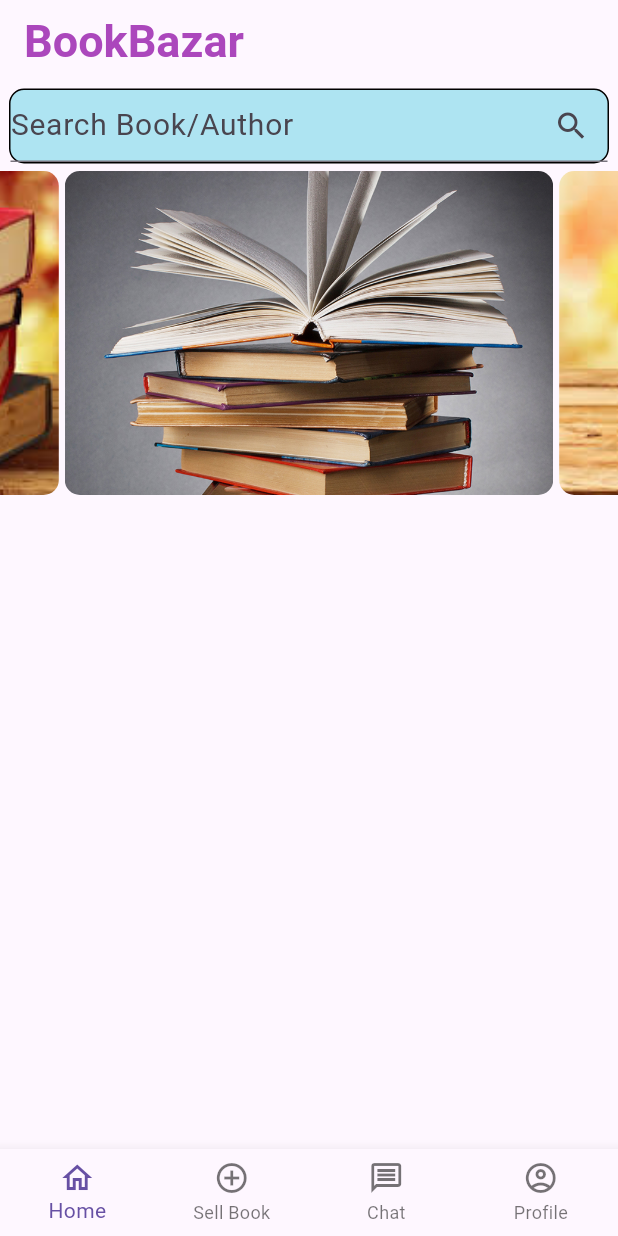
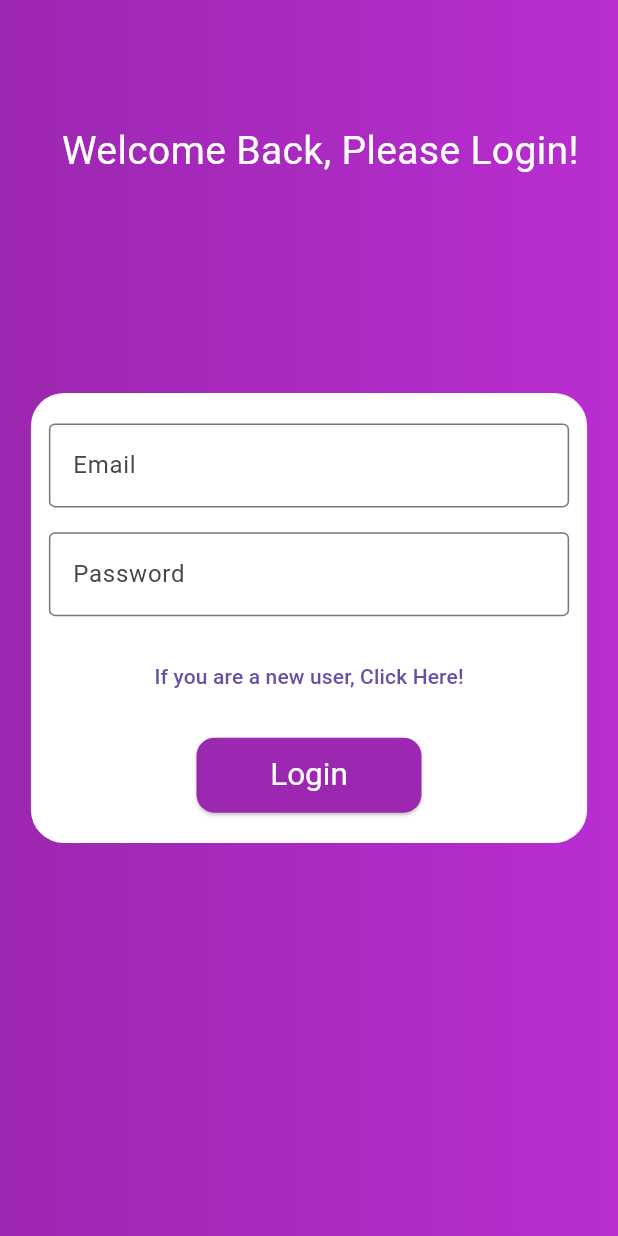
Before and after one commit to debab007/BookBazar, a Flutter app: the screen it shows after launch, on a phone screen of 412 x 824 dp. Run offline on Flutter 3.47's test engine with Material 3 defaults, Android fonts, the phone set to English and light mode, and no system bars; drawn by our look-alikes of carousel_slider; our stand-ins replace cached_network_image, font_awesome_flutter, google_fonts, image_picker, shared_preferences, transparent_image; Roboto replaces fonts that are missing (Acme).

Commit message:
DetailsScreen and UserLogin

```diff
--- /dev/null
+++ b/devtools_options.yaml
@@ -0,0 +1,3 @@
+description: This file stores settings for Dart & Flutter DevTools.
+documentation: https://docs.flutter.dev/tools/devtools/extensions#configure-extension-enablement-states
+extensions:
--- a/lib/main.dart
+++ b/lib/main.dart
@@ -1,18 +1,44 @@
-import 'package:bookbazaar/screens/home_screen.dart';
+import 'package:bookbazaar/screens/login_screen.dart';
 import 'package:bookbazaar/screens/tab_screen.dart';
+import 'package:bookbazaar/services/shared_pref_service.dart';
 import 'package:flutter/material.dart';
 
-
 void main() {
-
   runApp(App());
 }
 
-class App extends StatelessWidget {
+class App extends StatefulWidget {
   const App({super.key});
 
   @override
+  State<App> createState() => _AppState();
+}
+
+class _AppState extends State<App> {
+
+  Widget _mainContent = TabScreen();
+
+  @override
+  void initState() {
+    super.initState();
+    isLoggedIn(); // Only called once here
+  }
+
+  void isLoggedIn() async {
+
+    bool status = await PreferenceHelper.isLoggedIn();
+
+    setState(() {
+      if (status == true) {
+        _mainContent = TabScreen();
+      } else {
+        _mainContent = LoginScreen(isLoggedIn);
+      }
+    });
+  }
+
+  @override
   Widget build(BuildContext context) {
-    return MaterialApp(debugShowCheckedModeBanner: false, home: TabScreen());
+    return MaterialApp(debugShowCheckedModeBanner: false, home: _mainContent);
   }
 }
--- /dev/null
+++ b/lib/screens/login_screen.dart
@@ -0,0 +1,126 @@
+import 'package:bookbazaar/screens/singup_screen.dart';
+import 'package:bookbazaar/services/userapi_servcie.dart';
+import 'package:flutter/material.dart';
+import 'package:bookbazaar/services/shared_pref_service.dart';
+import 'package:google_fonts/google_fonts.dart';
+
+class LoginScreen extends StatelessWidget {
+  LoginScreen(this.isloginfunction, {super.key});
+  final TextEditingController _emailController = TextEditingController();
+  final TextEditingController _passwordController = TextEditingController();
+
+  final void Function() isloginfunction;
+
+  void _loggedin(BuildContext context) async {
+    final userauthService = UserapiService();
+    try {
+      final res = await userauthService.loginUser(
+        email: _emailController.text,
+        password: _passwordController.text,
+      );
+      if (res["success"]) {
+        PreferenceHelper.setuserID(res["data"]["user"]["id"]);
+        print(res["data"]["user"]["id"]);
+        PreferenceHelper.setLoggedIn(true);
+        isloginfunction();
+      } else {
+        ScaffoldMessenger.of(
+          context,
+        ).showSnackBar(SnackBar(content: Text("${res["error"]}")));
+      }
+    } catch (e) {
+      ScaffoldMessenger.of(context).showSnackBar(SnackBar(content: Text("$e")));
+    }
+  }
+
+  void _signupClicked(BuildContext context) {
+    Navigator.push(
+      context,
+      MaterialPageRoute(builder: (ctx) => SingupScreen(isloginfunction)),
+    );
+  }
+
+  @override
+  Widget build(BuildContext context) {
+    return Scaffold(
+      body: Stack(
+        children: [
+          Container(
+            decoration: BoxDecoration(
+              gradient: LinearGradient(
+                colors: [
+                  Colors.purple,
+                  const Color.fromARGB(255, 185, 45, 209),
+                ],
+              ),
+            ),
+          ),
+          Positioned(
+            top: MediaQuery.of(context).size.height * 0.1,
+            left: MediaQuery.of(context).size.width * 0.1,
+            child: Center(
+              child: Text(
+                "Welcome Back, Please Login!",
+                style: GoogleFonts.acme(color: Colors.white, fontSize: 26),
+              ),
+            ),
+          ),
+          Positioned(
+            left: MediaQuery.of(context).size.width * 0.05,
+            top: MediaQuery.of(context).size.height * 0.5 - 150,
+            child: Container(
+              padding: EdgeInsets.all(12),
+              decoration: BoxDecoration(
+                color: Colors.white,
+                borderRadius: BorderRadius.circular(22),
+              ),
+              width: MediaQuery.of(context).size.width * 0.9,
+              height: 300,
+              child: Column(
+                mainAxisAlignment: MainAxisAlignment.spaceAround,
+                children: [
+                  TextField(
+                    controller: _emailController,
+                    decoration: InputDecoration(
+                      border: OutlineInputBorder(),
+                      hintText: "Email",
+                    ),
+                  ),
+                  TextField(
+                    controller: _passwordController,
+                    decoration: InputDecoration(
+                      border: OutlineInputBorder(),
+                      hintText: "Password",
+                    ),
+                  ),
+                  TextButton(
+                    onPressed: () {
+                      _signupClicked(context);
+                    },
+                    child: Text("If you are a new user, Click Here!"),
+                  ),
+                  ElevatedButton(
+                    style: ElevatedButton.styleFrom(
+                      backgroundColor: Colors.purple,
+                      fixedSize: Size(150, 50),
+                      shape: RoundedRectangleBorder(
+                        borderRadius: BorderRadius.circular(12),
+                      ),
+                      foregroundColor: Colors.white,
+                      textStyle: TextStyle(fontSize: 21),
+                    ),
+
+                    onPressed: () {
+                      _loggedin(context);
+                    },
+                    child: Text("Login"),
+                  ),
+                ],
+              ),
+            ),
+          ),
+        ],
+      ),
+    );
+  }
+}
--- a/lib/screens/tab_screen.dart
+++ b/lib/screens/tab_screen.dart
@@ -1,6 +1,6 @@
-import 'package:bookbazaar/screens/BookDetailsScreen.dart';
 import 'package:bookbazaar/screens/addbook_screen.dart';
 import 'package:bookbazaar/screens/home_screen.dart';
+import 'package:bookbazaar/screens/userprofileScreen.dart';
 import 'package:flutter/material.dart';
 
 class TabScreen extends StatefulWidget {
@@ -15,8 +15,8 @@ class _TabScreenState extends State<TabScreen> {
   final List<Widget> _screens = [
     HomeScreen(),
     AddbookScreen(),
-    Bookdetailsscreen(),
-    Bookdetailsscreen(),
+    Userprofilescreen(),
+    Userprofilescreen(),
   ];
 
   void _selectab(int index) {
--- a/lib/api_service.dart
+++ b/lib/services/bookapi_service.dart
@@ -5,7 +5,7 @@ import 'package:http_parser/http_parser.dart';
 import 'package:bookbazaar/models/book_model.dart';
 
 class ApiService {
-  static const String baseUrl = 'http://192.168.38.8:7000/api/book';
+  static const String baseUrl = 'http://192.168.17.8:7000/api/book';
 
   static Future<List<Book>> seachBook(String Query) async {
     final url = Uri.parse('$baseUrl/searchbook?nameofbook=$Query');
--- /dev/null
+++ b/lib/services/shared_pref_service.dart
@@ -0,0 +1,42 @@
+import 'package:shared_preferences/shared_preferences.dart';
+
+
+
+class PreferenceHelper {
+  static Future<bool> isLoggedIn() async {
+    final prefs = await SharedPreferences.getInstance();
+    return prefs.getBool('isLoggedIn') ?? false;
+  }
+
+  static Future<void> setLoggedIn(bool value) async {
+    final prefs = await SharedPreferences.getInstance();
+    await prefs.setBool('isLoggedIn', value);
+  }
+
+  static Future<int> setuserID( int value) async
+  {
+    final prefs= await SharedPreferences.getInstance();
+    await prefs.setInt("UserID", value);
+    return 0;
+  }
+  static Future<int> getuserID() async
+  {
+    final prefs= await SharedPreferences.getInstance();
+    return prefs.getInt("UserID") ?? -1;
+  }
+  static Future<int> setuserName( String value) async
+  {
+    final prefs= await SharedPreferences.getInstance();
+    await prefs.setString("UserName", value);
+    return 0;
+  }
+  static Future<String> getName() async
+  {
+    final prefs= await SharedPreferences.getInstance();
+    return prefs.getString("UserName") ?? "None";
+  }
+
+
+
+
+}
--- /dev/null
+++ b/lib/services/userapi_servcie.dart
@@ -0,0 +1,64 @@
+import 'dart:convert';
+import 'package:http/http.dart' as http;
+
+class UserapiService {
+  final String baseUrl = "http://192.168.17.8:7000";
+
+  Future<Map<String, dynamic>> signupUser({
+    required String name,
+    required String email,
+    required String password,
+  }) async {
+    final url = Uri.parse('$baseUrl/api/auth/signup');
+
+    final response = await http.post(
+      url,
+      headers: {"Content-Type": "application/json"},
+      body: jsonEncode({
+        "name": name,
+        "email": email,
+        "password": password,
+      }),
+    );
+
+    return _handleResponse(response);
+  }
+
+  Future<Map<String, dynamic>> loginUser({
+    required String email,
+    required String password,
+  }) async {
+    final url = Uri.parse('$baseUrl/api/auth/login');
+
+
+    final response = await http.post(
+      url,
+      headers: {"Content-Type": "application/json"},
+      body: jsonEncode({
+        "email": email,
+        "password": password,
+      }),
+    );
+
+    return _handleResponse(response);
+  }
+
+  Map<String, dynamic> _handleResponse(http.Response response) {
+    final body = jsonDecode(response.body);
+    if (response.statusCode == 201) {
+      print("${response.body}100");
+      return {"success": true, "data": body};
+    }
+    if (response.statusCode == 200) {
+      print("${response.body}100");
+      return {"success": true, "data": body};
+    }
+    else {
+      //printToConsole(response.body);
+      print("${response.statusCode}");
+
+
+      return {"success": false, "error": body['message'] ?? 'Unknown error'};
+    }
+  }
+}
--- a/lib/widgets/search_bar.dart
+++ b/lib/widgets/search_bar.dart
@@ -1,4 +1,4 @@
-import 'package:bookbazaar/api_service.dart';
+import 'package:bookbazaar/services/bookapi_service.dart';
 import 'package:bookbazaar/models/book_model.dart';
 import 'package:bookbazaar/screens/SearchResultScreen.dart';
 import 'package:flutter/material.dart';
@@ -9,6 +9,7 @@ class SearchBarWidget extends StatelessWidget {
   void _searchBook(BuildContext context, String Query) async {
     try {
       List<Book> books = await ApiService.seachBook(Query);
+      print("Clled");
       Navigator.push(
         context,
         MaterialPageRoute(builder: (ctx) => Searchresultscreen(books: books)),
@@ -18,7 +19,7 @@ class SearchBarWidget extends StatelessWidget {
       ScaffoldMessenger.of(context).clearSnackBars();
       ScaffoldMessenger.of(
         context,
-      ).showSnackBar(SnackBar(content: Text("Error")));
+      ).showSnackBar(SnackBar(content: Text("Error :$e")));
     }
   }
 
--- a/pubspec.yaml
+++ b/pubspec.yaml
@@ -38,6 +38,11 @@ dependencies:
   http: ^1.3.0
   image_picker: ^1.1.2
   font_awesome_flutter: ^10.8.0
+  shared_preferences: ^2.5.3
+  animate_do: ^4.2.0
+  google_fonts: ^6.2.1
+  transparent_image: ^2.0.1
+  cached_network_image: ^3.4.1
 
 dev_dependencies:
   flutter_test:
```
Also changed, not shown: lib/models/book_model.dart (+9 -0 lines), lib/screens/BookDetailsScreen.dart (+138 -20 lines), lib/screens/addbook_screen.dart (+8 -6 lines), lib/screens/singup_screen.dart (added, +158 -0 lines), lib/screens/userprofileScreen.dart (added, +19 -0 lines), lib/widgets/book_card.dart (+23 -5 lines), pubspec.lock, 2 other files.
